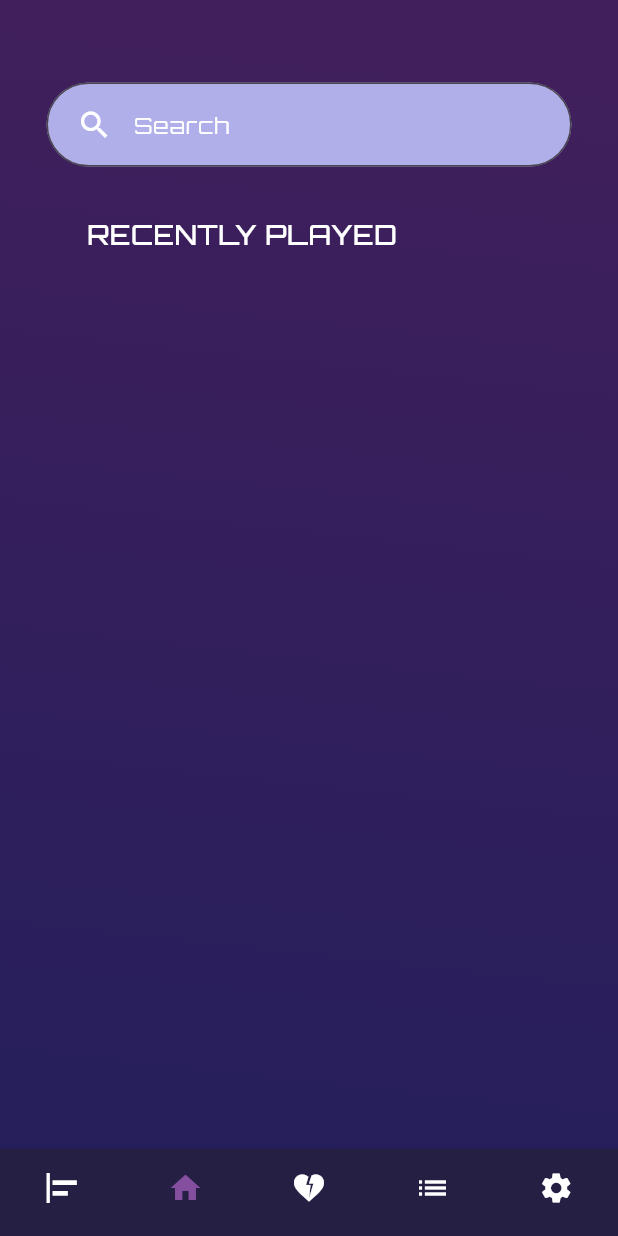
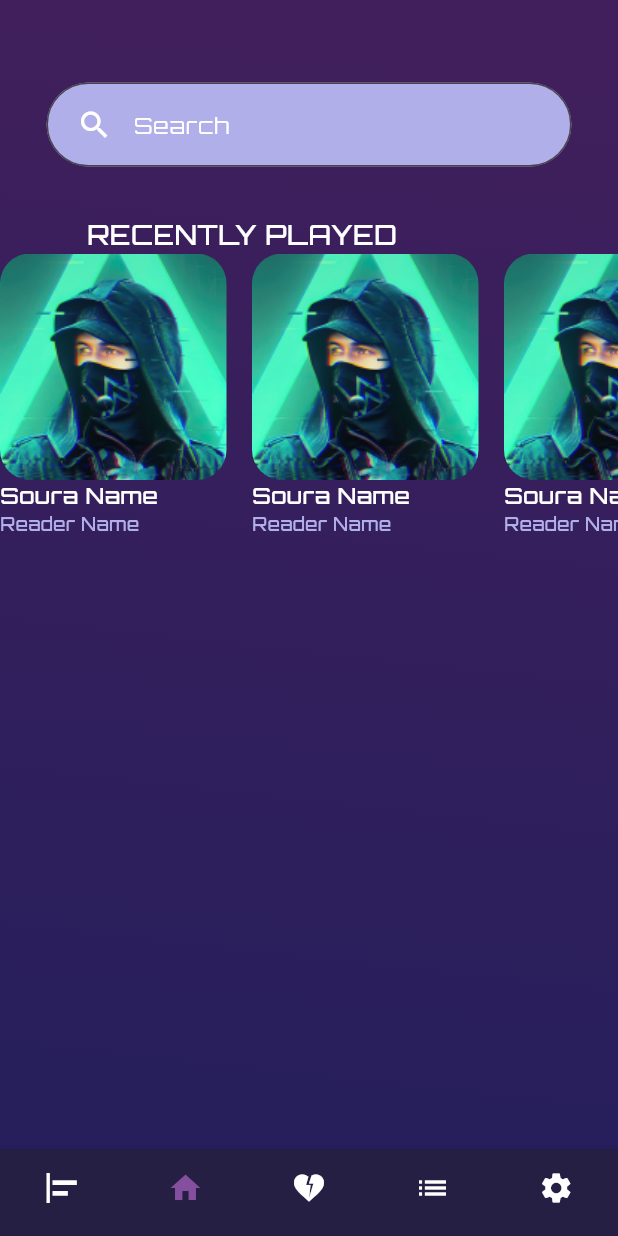
Before and after one commit to salahswidan/audio_player_app, a Flutter app: the MainHomeScreen screen opened by its route, item 2 of the bottom bar chosen, on a phone screen of 412 x 824 dp. Run offline on Flutter 3.47's test engine with Material 3 defaults, Android fonts, the phone set to English and light mode, and no system bars.

Commit message:
make CustomRecentlyPlayerListView

```diff
--- a/lib/features/main_home/screens/home_page.dart
+++ b/lib/features/main_home/screens/home_page.dart
@@ -1,6 +1,7 @@
 import 'package:flutter/material.dart';
 
 import '../../../core/resourses/color_managers.dart';
+import '../widgets/custom_recently_player_list_view.dart';
 import '../widgets/custom_text_field_home_page.dart';
 import '../widgets/custom_title_search_home_page.dart';
 
@@ -22,7 +23,8 @@ class HomePage extends StatelessWidget {
         crossAxisAlignment: CrossAxisAlignment.start,
         children: [
           CustomTextFieldHomePage(),
-          CustomTitleSearchHomePage()
+          CustomTitleSearchHomePage(),
+          CustomRecentlyPlayerListView(),
         ],
       ),
     );
--- /dev/null
+++ b/lib/features/main_home/widgets/custom_recently_player_list_view.dart
@@ -0,0 +1,48 @@
+
+import 'package:flutter/material.dart';
+
+class CustomRecentlyPlayerListView extends StatelessWidget {
+  const CustomRecentlyPlayerListView({
+    super.key,
+  });
+
+  @override
+  Widget build(BuildContext context) {
+    return Expanded(
+      child: ListView.separated(
+          //shrinkWrap: true,
+          scrollDirection: Axis.horizontal,
+          itemBuilder: (context, index) => Column(
+                crossAxisAlignment: CrossAxisAlignment.start,
+                children: [
+                  ClipRRect(
+                    child: Image.asset(
+                      "assets/images/test.png",
+                      fit: BoxFit.cover,
+                      width: 151,
+                      height: 151,
+                    ),
+                    //child: Image.asset("assets/images/quran_image/qu3.jpg"),
+                    borderRadius: BorderRadius.circular(20),
+                  ),
+                  Text(
+                    "Soura Name",
+                    style: TextStyle(
+                        fontSize: 15,
+                        fontWeight: FontWeight.w500,
+                        color: Colors.white),
+                  ),
+                  Text(
+                    "Reader Name",
+                    style: TextStyle(
+                        fontSize: 12,
+                        fontWeight: FontWeight.w500,
+                        color: Color(0xffB1AFE9)),
+                  ),
+                ],
+              ),
+          separatorBuilder: (context, index) => SizedBox(width: 17),
+          itemCount: 3),
+    );
+  }
+}
```
